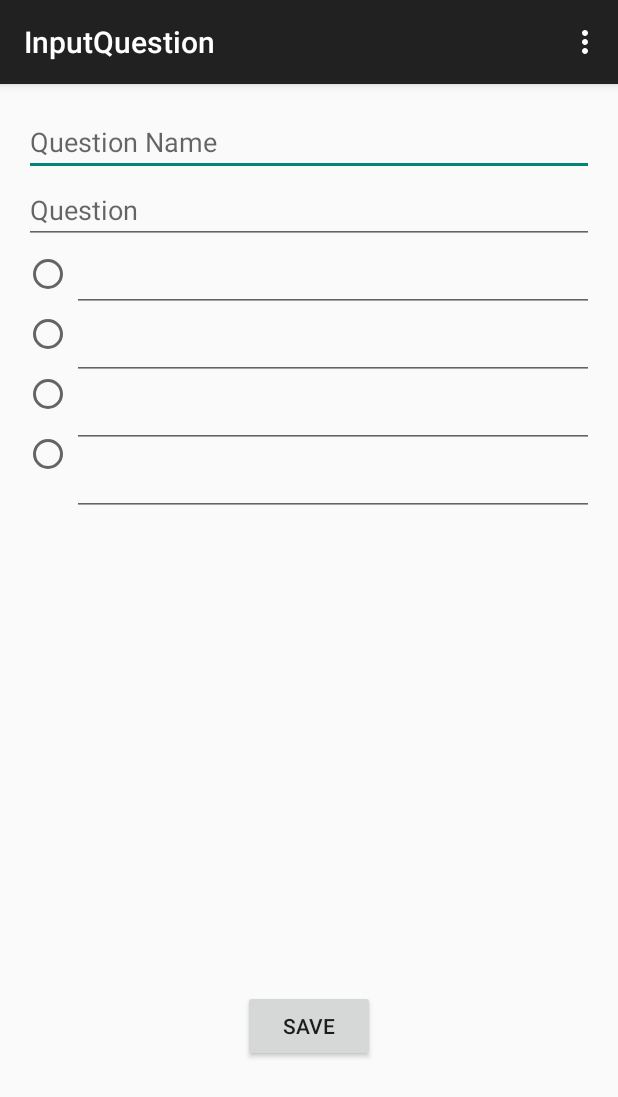
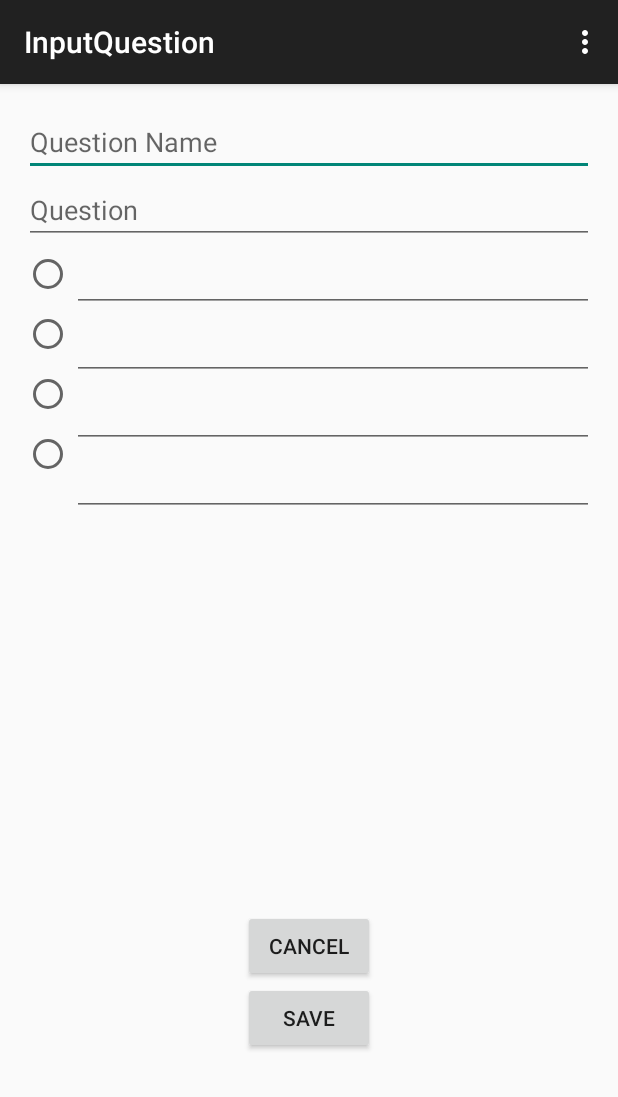
Before and after one commit to jbeale/QuizMe, an Android app: the MakeQuiz screen opened directly, with no data from a screen before it, after a tap on "ADD A QUESTION", on a phone screen of 412 x 824 dp. Shown: the top 1097 px of the screen. Run offline under Robolectric (Android 15) with nearby library versions, the phone set to English and light mode, and no system bars; libraries missing offline, so code that uses them is left out: com.squareup.okhttp, retrofit.client; 1 statement that could not run was skipped.

Commit message:
Added more functionality. Working on getting the question list

```diff
--- a/android/QuizWhiz/app/src/main/java/com/whiz/quiz/quizwhiz/InputQuestion.java
+++ b/android/QuizWhiz/app/src/main/java/com/whiz/quiz/quizwhiz/InputQuestion.java
@@ -19,7 +19,7 @@ public class InputQuestion extends ActionBarActivity {
     EditText[] editOptions = new EditText[4];
     RadioGroup radioGroup = null;
     Button btnSave = null;
-    Button btnCancel = null;//TODO make cancel button
+    Button btnCancel = null;
     @Override
     protected void onCreate(Bundle savedInstanceState) {
         super.onCreate(savedInstanceState);
@@ -33,6 +33,7 @@ public class InputQuestion extends ActionBarActivity {
         editOptions[3] = (EditText) findViewById(R.id.editAnswer4);
         radioGroup = (RadioGroup) findViewById(R.id.radioGroup2);
         btnSave = (Button) findViewById(R.id.buttonSave);
+        btnCancel = (Button) findViewById(R.id.buttonCancel);
 
 
 
@@ -64,8 +65,6 @@ public class InputQuestion extends ActionBarActivity {
             }
         });
 
-        //TODO Cancel button
-        /*
         btnCancel.setOnClickListener(new View.OnClickListener() {
             @Override
             public void onClick(View view) {
@@ -73,7 +72,7 @@ public class InputQuestion extends ActionBarActivity {
                 finish();
             }
         });
-*/
+
     }
 
 
--- a/android/QuizWhiz/app/src/main/java/com/whiz/quiz/quizwhiz/MakeQuiz.java
+++ b/android/QuizWhiz/app/src/main/java/com/whiz/quiz/quizwhiz/MakeQuiz.java
@@ -1,15 +1,11 @@
 package com.whiz.quiz.quizwhiz;
 
-import android.content.Context;
 import android.content.Intent;
-import android.content.SharedPreferences;
 import android.support.v7.app.ActionBarActivity;
 import android.os.Bundle;
 import android.view.Menu;
 import android.view.MenuItem;
 import android.view.View;
-import android.widget.AbsListView;
-import android.widget.AdapterView;
 import android.widget.Button;
 import android.widget.ListView;
 import android.widget.Toast;
@@ -19,22 +15,21 @@ import com.whiz.quiz.quizwhiz.model.response.RestResponse;
 import com.whiz.quiz.quizwhiz.service.RestClient;
 
 import java.util.ArrayList;
+import java.util.List;
 
 import retrofit.Callback;
-import retrofit.RequestInterceptor;
-import retrofit.RestAdapter;
 import retrofit.RetrofitError;
 import retrofit.client.Response;
 
 
 public class MakeQuiz extends ActionBarActivity {
     Button btnAddQuestion = null;
-    Button btnSaveQuiz = null;
     ListView listViewQuestions = null;
     MultipleChoiceQuestionAdapter questionAdapter = null;
-    ArrayList<MultipleChoiceQuestion> multipleChoiceQuestions =
-            new ArrayList<MultipleChoiceQuestion>();
+    ArrayList<QuizQuestion> questions =
+            new ArrayList<QuizQuestion>();
     final static int REQUEST_CODE = 1;
+    RestClient restClient = null;
 
     @Override
     protected void onCreate(Bundle savedInstanceState) {
@@ -44,7 +39,7 @@ public class MakeQuiz extends ActionBarActivity {
         btnAddQuestion = (Button) findViewById(R.id.buttonAddQuestion);
         listViewQuestions = (ListView) findViewById(R.id.listViewQuestions);
 
-        questionAdapter = new MultipleChoiceQuestionAdapter(this, multipleChoiceQuestions, this);
+        questionAdapter = new MultipleChoiceQuestionAdapter(this, questions, this);
 
         listViewQuestions.setAdapter(questionAdapter);
 
@@ -54,26 +49,23 @@ public class MakeQuiz extends ActionBarActivity {
                 Intent intent = new Intent(v.getContext(), InputQuestion.class);
                 intent.addFlags(Intent.FLAG_ACTIVITY_BROUGHT_TO_FRONT);
                 startActivityForResult(intent, REQUEST_CODE);
-
-                /*
-                MultipleChoiceQuestion multipleChoiceQuestion = new MultipleChoiceQuestion();
-                multipleChoiceQuestions.add(multipleChoiceQuestion);
-                questionAdapter.notifyDataSetChanged();
-                */
             }
         });
-/*
-        //TODO Make this an actual button
-        btnSaveQuiz.setOnClickListener(new View.OnClickListener() {
+
+        //TODO Get this thing to work
+        restClient = new RestClient(this);
+        restClient.get().getQuestions(new Callback<List<QuizQuestion>>() {
             @Override
-            public void onClick(View v) {
-                for(MultipleChoiceQuestion question : multipleChoiceQuestions){
+            public void success(List<QuizQuestion> quizQuestions, Response response) {
+                questions = (ArrayList<QuizQuestion>) quizQuestions;
+                questionAdapter.notifyDataSetChanged();
+            }
 
-                }
-                //TODO send this thing to Server
+            @Override
+            public void failure(RetrofitError error) {
+
             }
         });
-        */
     }
 
     @Override
@@ -103,19 +95,19 @@ public class MakeQuiz extends ActionBarActivity {
         String promptText = question.getQuestion();
         String[] optionTexts = question.getPossibleAnswers();
         int correctOptionIndex = question.getCorrectAnswerPosition();
-        RestClient restClient = new RestClient(getApplicationContext());
+        restClient = new RestClient(getApplicationContext());
         restClient.get().sendQuestion(questionName, questionType,
                 promptText, optionTexts, correctOptionIndex, new Callback<RestResponse<LoginResponseBody>>() {
 
                     @Override
                     public void success(RestResponse<LoginResponseBody> loginResponseBodyRestResponse, Response response) {
-                        multipleChoiceQuestions.add(question);
+                        questions.add(question);
                         questionAdapter.notifyDataSetChanged();
                     }
 
                     @Override
                     public void failure(RetrofitError error) {
-
+                        Toast.makeText(getApplicationContext(), error.getResponse().getReason().toString(), Toast.LENGTH_SHORT).show();
                     }
                 });
     }
--- a/android/QuizWhiz/app/src/main/java/com/whiz/quiz/quizwhiz/MultipleChoiceQuestionAdapter.java
+++ b/android/QuizWhiz/app/src/main/java/com/whiz/quiz/quizwhiz/MultipleChoiceQuestionAdapter.java
@@ -20,10 +20,10 @@ import java.util.ArrayList;
  */
 public class MultipleChoiceQuestionAdapter extends BaseAdapter {
     Context context = null;
-    ArrayList<MultipleChoiceQuestion> multipleChoiceQuestions = null;
+    ArrayList<QuizQuestion> multipleChoiceQuestions = null;
     Activity activity;
 
-    public MultipleChoiceQuestionAdapter(Context _context, ArrayList<MultipleChoiceQuestion> _multipleChoiceQuestions, Activity _activity){
+    public MultipleChoiceQuestionAdapter(Context _context, ArrayList<QuizQuestion> _multipleChoiceQuestions, Activity _activity){
         context = _context;
         multipleChoiceQuestions = _multipleChoiceQuestions;
         activity = _activity;
@@ -64,7 +64,7 @@ public class MultipleChoiceQuestionAdapter extends BaseAdapter {
         RadioButton radioButton3 = (RadioButton) convertView.findViewById(R.id.radioButton7);
         RadioButton radioButton4 = (RadioButton) convertView.findViewById(R.id.radioButton8);
 
-        MultipleChoiceQuestion multipleChoiceQuestion = multipleChoiceQuestions.get(position);
+        MultipleChoiceQuestion multipleChoiceQuestion = (MultipleChoiceQuestion) multipleChoiceQuestions.get(position);
         questionName.setText(multipleChoiceQuestion.getQuestionName());
         question.setText(multipleChoiceQuestion.getQuestion());
         for(int i=0; i<4; i++){
@@ -128,7 +128,7 @@ public class MultipleChoiceQuestionAdapter extends BaseAdapter {
         options[2] = convertView.findViewById(R.id.editAnswer3).toString();
         options[3] = convertView.findViewById(R.id.editAnswer4).toString();
 
-        MultipleChoiceQuestion multipleChoiceQuestion = multipleChoiceQuestions.get(position);
+        MultipleChoiceQuestion multipleChoiceQuestion = questions.get(position);
 
         multipleChoiceQuestion.setQuestion(question.toString());
         multipleChoiceQuestion.setPossibleAnswers(options);
--- a/android/QuizWhiz/app/src/main/java/com/whiz/quiz/quizwhiz/Registration.java
+++ b/android/QuizWhiz/app/src/main/java/com/whiz/quiz/quizwhiz/Registration.java
@@ -67,7 +67,7 @@ public class Registration extends ActionBarActivity {
 
             @Override
             public void failure(RetrofitError error) {
-                Toast.makeText(getApplicationContext(), "This account could not be registered", Toast.LENGTH_SHORT).show();
+                Toast.makeText(getApplicationContext(), error.getResponse().getReason().toString(), Toast.LENGTH_SHORT).show();
             }
         });
     }
--- a/android/QuizWhiz/app/src/main/java/com/whiz/quiz/quizwhiz/service/Api.java
+++ b/android/QuizWhiz/app/src/main/java/com/whiz/quiz/quizwhiz/service/Api.java
@@ -1,7 +1,12 @@
 package com.whiz.quiz.quizwhiz.service;
 
+import com.whiz.quiz.quizwhiz.QuizQuestion;
+import com.whiz.quiz.quizwhiz.model.User;
 import com.whiz.quiz.quizwhiz.model.response.LoginResponseBody;
 import com.whiz.quiz.quizwhiz.model.response.RestResponse;
+
+import java.util.ArrayList;
+import java.util.List;
 
 import retrofit.Callback;
 import retrofit.http.Field;
@@ -31,7 +36,7 @@ public interface Api {
 
     @FormUrlEncoded
     @PUT("/question/new")
-    void sendQuestion( //TODO how do I do this?
+    void sendQuestion(
         @Field("questionName") String questionName,
         @Field("questionType") String questionType, //like mc for multiple choice
         @Field("promptText") String promptText,
@@ -40,15 +45,17 @@ public interface Api {
         Callback<RestResponse<LoginResponseBody>> callback
      );
 
+    @GET("/question/list") //TODO Not doing this right :(
+    void getQuestions(Callback<List<QuizQuestion>> callback);
+
     @FormUrlEncoded
     @POST("/question/{id}")//TODO get id of the question
-    void editQuestion(@Path("id") int id,
+    void editQuestion(
+            @Path("id") int id,
             @Field("questionName") String questionName,
             @Field("questionType") String questionType, //like mc for multiple choice
             @Field("promptText") String promptText,
             @Field("optionTexts") String[] optionTexts,
             @Field("correctOptionIndex") int correctOptionIndex
-
-
     );
 }
--- a/android/QuizWhiz/app/src/main/res/layout/activity_input_question.xml
+++ b/android/QuizWhiz/app/src/main/res/layout/activity_input_question.xml
@@ -20,9 +20,9 @@
         android:layout_height="wrap_content"
         android:text="Save"
         android:id="@+id/buttonSave"
+        android:layout_marginBottom="105dp"
         android:layout_alignParentBottom="true"
-        android:layout_centerHorizontal="true"
-        android:layout_marginBottom="100dp" />
+        android:layout_centerHorizontal="true" />
 
     <EditText
         android:layout_width="match_parent"
@@ -112,4 +112,12 @@
         android:layout_toRightOf="@+id/radioGroup2"
         android:layout_alignRight="@+id/textAnswer3"
         android:layout_alignEnd="@+id/textAnswer3" />
+
+    <Button
+        android:layout_width="wrap_content"
+        android:layout_height="wrap_content"
+        android:text="Cancel"
+        android:id="@+id/buttonCancel"
+        android:layout_above="@+id/buttonSave"
+        android:layout_centerHorizontal="true" />
 </RelativeLayout>
```
Also changed, not shown: android/QuizWhiz/app/src/main/java/com/whiz/quiz/quizwhiz/Main.java (+1 -9 lines), android/QuizWhiz/app/src/main/java/com/whiz/quiz/quizwhiz/MultipleChoiceQuestion.java (+1 -9 lines), android/QuizWhiz/app/src/main/java/com/whiz/quiz/quizwhiz/QuizQuestion.java (+9 -0 lines), android/QuizWhiz/app/src/main/res/layout/activity_make_quiz.xml (+11 -0 lines). Lines whose indentation alone changed are shown as unchanged.
